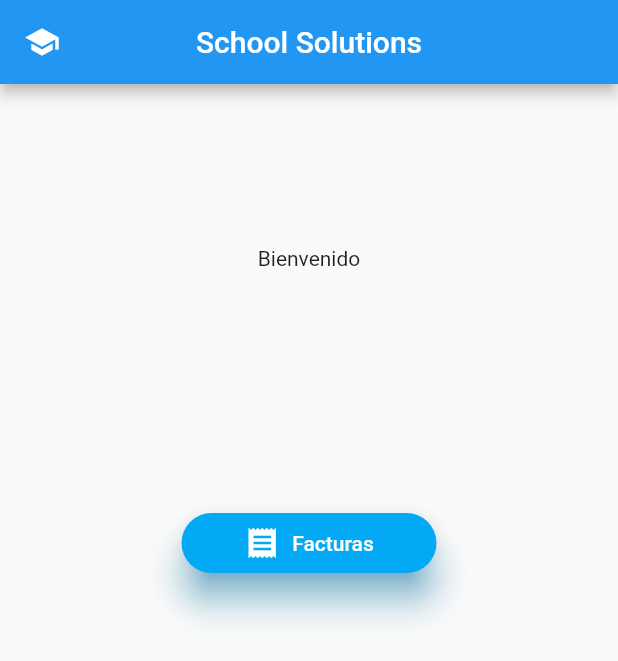
After one commit to zorrillafrancis/flutter-pruebas, a Flutter app: the screen it shows after launch, after a tap on the "school" icon, on a phone screen of 412 x 824 dp. The commit adds this screen. Shown: the top 661 px of the screen. Run offline on Flutter 3.47's test engine with Material 2 defaults, Android fonts, the light colour scheme and no system bars; our stand-ins replace shared_preferences; network calls fail; Roboto replaces fonts that are missing (RobotoMono).

Commit message:
guardar datos en local storage

```diff
--- a/lib/main.dart
+++ b/lib/main.dart
@@ -1,7 +1,5 @@
 import 'package:flutter/material.dart';
 import 'package:mi_app_01/presentation/screens/counters/login.dart';
-import 'package:mi_app_01/presentation/screens/listview/listview_2.dart';
-import 'package:mi_app_01/presentation/screens/listview/listview_detail.dart';
 
 void main() {
   runApp(const MyApp());
@@ -12,18 +10,10 @@ class MyApp extends StatelessWidget {
 
   @override
   Widget build(BuildContext context) {
-    return MaterialApp(
+    return const MaterialApp(
       debugShowCheckedModeBanner: false,
       title: "Titulo",
-      initialRoute: '/',
-      routes: {
-        // When navigating to the "/" route, build the FirstScreen widget.
-        '/': (context) => const Login(),
-        // When navigating to the "/second" route, build the SecondScreen widget.
-        '/listview_2': (context) => const Listview2(),
-        '/detail/': (context) => const Details(),
-      },
-      // home: CounterScreen()
+      home: Login(),
     );
   }
 }
--- /dev/null
+++ b/lib/presentation/screens/bienvenida/bienvenida.dart
@@ -0,0 +1,86 @@
+import 'dart:io';
+
+import 'package:flutter/foundation.dart';
+import 'package:flutter/material.dart';
+import 'package:mi_app_01/presentation/screens/listview/listview_2.dart';
+import 'package:shared_preferences/shared_preferences.dart';
+
+Directory? rootDir;
+late String tempDir;
+
+class Bienvenida extends StatefulWidget {
+  final String usuario;
+  final String password;
+
+  const Bienvenida({super.key, required this.usuario, required this.password});
+
+  @override
+  State<Bienvenida> createState() => _BienvenidaState();
+}
+
+class _BienvenidaState extends State<Bienvenida> {
+  setData() async {
+    if (kDebugMode) {
+      print('object');
+    }
+
+    SharedPreferences prefs = await SharedPreferences.getInstance();
+
+    prefs.setString('userName', widget.usuario);
+    prefs.setString('userPass', widget.password);
+  }
+
+  @override
+  Widget build(BuildContext context) {
+    setData();
+
+    return Scaffold(
+        appBar: AppBar(
+          title: const Text('School Solutions'),
+          centerTitle: true,
+          leading: IconButton(
+            icon: const Icon(Icons.school),
+            onPressed: () {},
+          ),
+        ),
+        body: Row(
+          mainAxisAlignment: MainAxisAlignment.center,
+          children: [
+            Column(
+              mainAxisAlignment: MainAxisAlignment.start,
+              children: [
+                const SizedBox(height: 100),
+                const Padding(
+                  padding: EdgeInsets.all(8),
+                  child: Text(
+                    'Bienvenido',
+                    style: TextStyle(fontFamily: 'RobotoMono'),
+                  ),
+                ),
+                const SizedBox(height: 150),
+                ElevatedButton.icon(
+                  label: const Text('Facturas'),
+                  icon: const Icon(Icons.receipt),
+                  onPressed: () {
+                    Navigator.of(context).push(
+                        MaterialPageRoute(builder: (BuildContext context) {
+                      return Listview2();
+                    }));
+                    //Navigator.pushNamed(context, '/listview_2');
+                  },
+                  style: ElevatedButton.styleFrom(
+                      padding: const EdgeInsets.symmetric(horizontal: 40),
+                      backgroundColor: Colors.lightBlue,
+                      foregroundColor: Colors.white,
+                      elevation: 10,
+                      shadowColor: Colors.lightBlue,
+                      fixedSize: const Size(170, 40),
+                      shape: const StadiumBorder()),
+                ),
+                const SizedBox(height: 100),
+              ],
+            ),
+          ],
+        ));
+  }
+}
--- a/lib/presentation/screens/counters/login.dart
+++ b/lib/presentation/screens/counters/login.dart
@@ -1,10 +1,35 @@
 import 'package:flutter/material.dart';
+import 'package:mi_app_01/presentation/screens/bienvenida/bienvenida.dart';
+import 'package:shared_preferences/shared_preferences.dart';
 
-class Login extends StatelessWidget {
+class Login extends StatefulWidget {
   const Login({super.key});
 
   @override
+  State<Login> createState() => _LoginState();
+}
+
+class _LoginState extends State<Login> {
+  TextEditingController txtName = TextEditingController();
+  TextEditingController txtPass = TextEditingController();
+
+  loadData(BuildContext context) async {
+    SharedPreferences prefs = await SharedPreferences.getInstance();
+    var userName = prefs.getString("userName") ?? '';
+    var userPass = prefs.getString("userPass") ?? '';
+
+    txtName.text = userName.toString();
+    txtPass.text = userPass.toString();
+
+    Navigator.of(context)
+        .push(MaterialPageRoute(builder: (BuildContext context) {
+      return Bienvenida(usuario: txtName.text, password: txtPass.text);
+    }));
+  }
+
+  @override
   Widget build(BuildContext context) {
+    loadData(context);
 
     return Scaffold(
         body: Container(
@@ -22,44 +47,69 @@ class Login extends StatelessWidget {
             'Log In',
             style: TextStyle(color: Colors.white, fontSize: 20),
           ),
-              username(),
-              password(),
-              entreButton(context),
+          username(txtName),
+          password(txtPass),
+          ElevatedButton.icon(
+            label: const Text('Entrar'),
+            icon: const Icon(Icons.login),
+            onPressed: () {
+              Navigator.of(context)
+                  .push(MaterialPageRoute(builder: (BuildContext context) {
+                return Bienvenida(
+                    usuario: txtName.text, password: txtPass.text);
+              }));
+              //Navigator.pushNamed(context, '/listview_2');
+            },
+            style: ElevatedButton.styleFrom(
+                padding: const EdgeInsets.symmetric(horizontal: 40),
+                backgroundColor: Colors.pink,
+                foregroundColor: Colors.white,
+                elevation: 15,
+                shadowColor: Colors.pink,
+                fixedSize: const Size(150, 40),
+                shape: const StadiumBorder()),
+          )
         ],
-          ))),
-    );
+      )),
+    ));
   }
 }
 
-Widget username() {
+Widget username(TextEditingController txtName) {
   return Container(
     padding: const EdgeInsets.symmetric(horizontal: 30, vertical: 10),
     alignment: Alignment.center,
-    child: const TextField(
-      decoration: InputDecoration(
+    child: TextField(
+      controller: txtName,
+      decoration: const InputDecoration(
           hintText: 'Username', fillColor: Colors.white, filled: true),
     ),
   );
 }
 
-Widget password() {
+Widget password(TextEditingController txtPass) {
   return Container(
     padding: const EdgeInsets.symmetric(horizontal: 30, vertical: 10),
     alignment: Alignment.center,
-    child: const TextField(
+    child: TextField(
+      controller: txtPass,
       obscureText: true,
-      decoration: InputDecoration(
+      decoration: const InputDecoration(
           hintText: 'Password', fillColor: Colors.white, filled: true),
     ),
   );
 }
 
-Widget entreButton(BuildContext context) {
+Widget entreButton(BuildContext context, String user, String pass) {
   return ElevatedButton.icon(
     label: const Text('Entrar'),
     icon: const Icon(Icons.login),
     onPressed: () {
-      Navigator.pushNamed(context, '/listview_2');
+      Navigator.of(context)
+          .push(MaterialPageRoute(builder: (BuildContext context) {
+        return Bienvenida(usuario: user, password: pass);
+      }));
+      //Navigator.pushNamed(context, '/listview_2');
     },
     style: ElevatedButton.styleFrom(
         padding: const EdgeInsets.symmetric(horizontal: 40),
--- a/pubspec.yaml
+++ b/pubspec.yaml
@@ -30,10 +30,15 @@ environment:
 dependencies:
   flutter:
     sdk: flutter
+  shared_preferences: ^2.2.0
 
   # The following adds the Cupertino Icons font to your application.
   # Use with the CupertinoIcons class for iOS style icons.
   cupertino_icons: ^1.0.2
+  permission_handler: ^10.4.3
+  file_picker: ^5.3.3
+  provider: ^6.0.5
+  filesystem_picker: ^3.1.0
 
 dev_dependencies:
   flutter_test:
```
Also changed, not shown: lib/presentation/screens/listview/listview_2.dart (+20 -13 lines), lib/assets/images/Capture.JPG (added), lib/assets/images/Logo.gif (added), pubspec.lock, 7 other files. Lines whose indentation alone changed are shown as unchanged.
